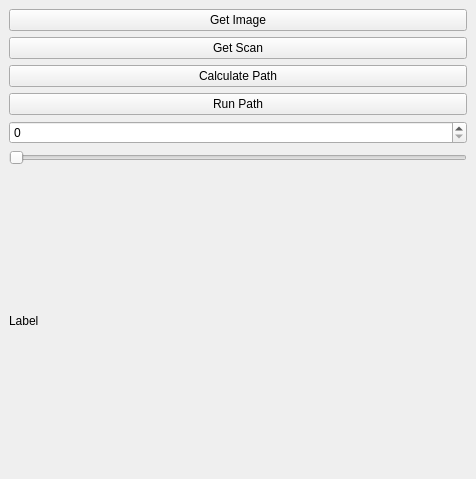
Qt form SamplePlugin/src/SamplePlugin.ui (SkovIda/rovi_project) before a commit.
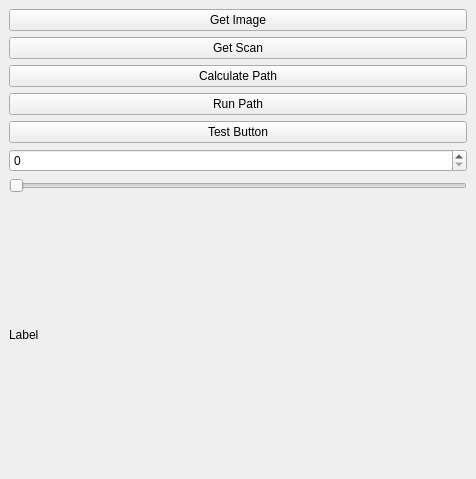
The same form after that commit.

Commit message: added Test Button to the UI of RobWorkStudio SamplePlugin. Prints: Button 2 Pressed in the terminal when it is pressed

The edit to the form file:
```diff
--- a/SamplePlugin/src/SamplePlugin.ui
+++ b/SamplePlugin/src/SamplePlugin.ui
@@ -45,6 +45,13 @@
         </property>
        </widget>
       </item>
+      <item>
+       <widget class="QPushButton" name="_btn2">
+        <property name="text">
+         <string>Test Button</string>
+        </property>
+       </widget>
+      </item>
       <item>
        <widget class="QSpinBox" name="_spinBox"/>
       </item>
```
The commit also changes 1 other file.
